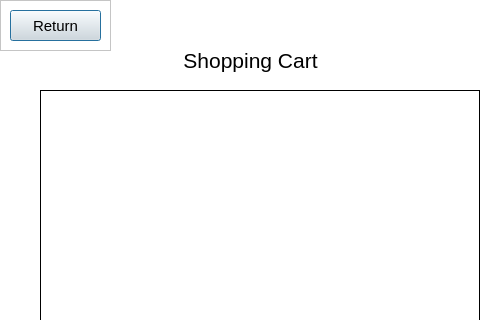
Qt form shoppingcart.ui (DannyCamacho/SaddlebackEats) before a commit; both pictures show x 0 to 480 and y 0 to 320 of the 889 by 557 pixel window.
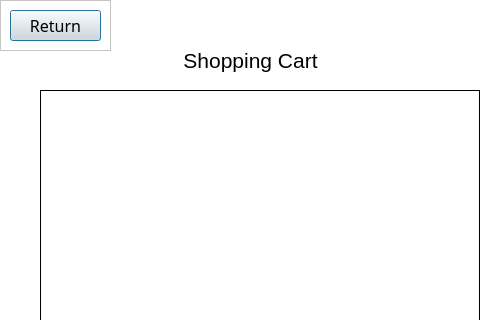
The same form after that commit. Icons and pictures are not drawn.

Patch:
```diff
--- a/shoppingcart.ui
+++ b/shoppingcart.ui
@@ -498,7 +498,8 @@
      </property>
      <property name="font">
       <font>
-       <pointsize>11</pointsize>
+       <family>Bahnschrift</family>
+       <pointsize>12</pointsize>
        <weight>50</weight>
        <bold>false</bold>
       </font>
```
